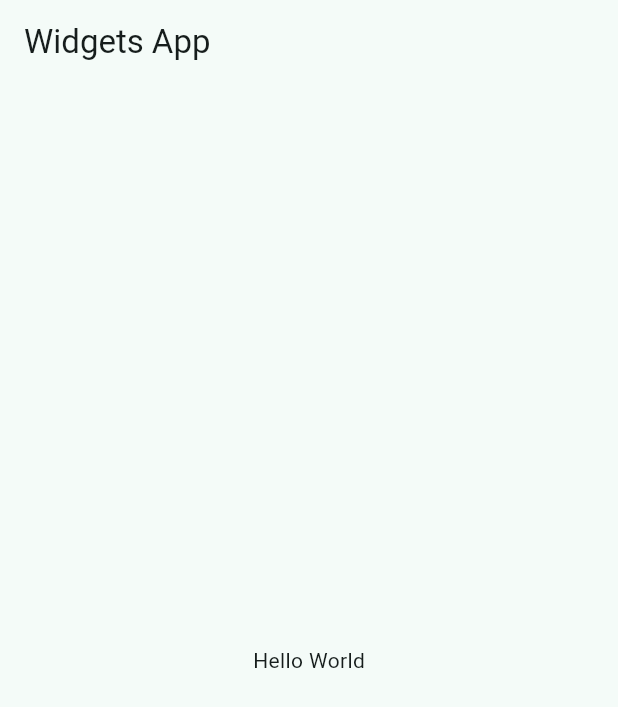
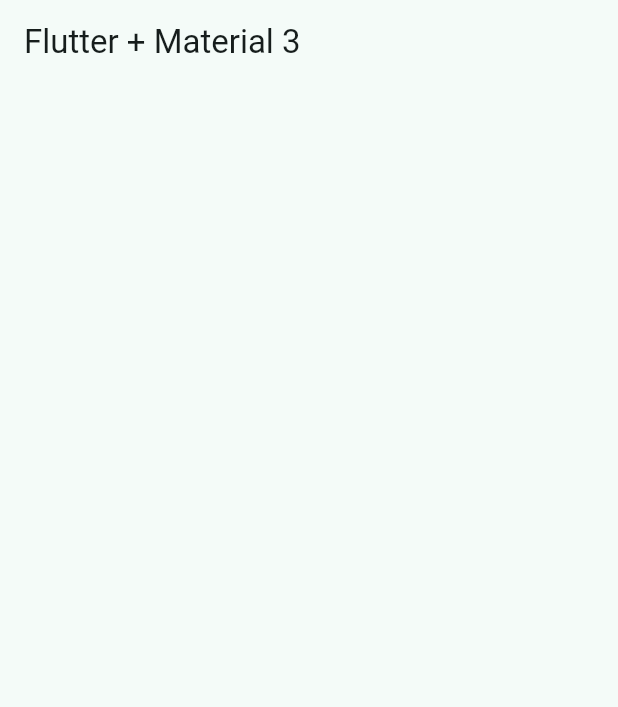
Before and after one commit to Frank076-web/widgets_app_flutter, a Flutter app: the screen it shows after launch, on a phone screen of 412 x 824 dp. Shown: the top 707 px of the screen. Run offline on Flutter 3.47's test engine with Material 3 defaults, Android fonts, the phone set to English and light mode, and no system bars.

Commit message:
creado home screen, agregado appbarTheme en estilos globales

```diff
--- a/lib/config/theme/app_theme.dart
+++ b/lib/config/theme/app_theme.dart
@@ -21,6 +21,7 @@ class AppTheme {
             'Selected color must be between 0 and ${colorList.length - 1}');
 
   ThemeData getThemeData() => ThemeData(
-        colorSchemeSeed: colorList[selectedColor],
-      );
+      useMaterial3: true,
+      colorSchemeSeed: colorList[selectedColor],
+      appBarTheme: const AppBarTheme(centerTitle: false));
 }
--- a/lib/main.dart
+++ b/lib/main.dart
@@ -1,5 +1,6 @@
 import 'package:flutter/material.dart';
 import 'package:widgets_app/config/index.dart';
+import 'package:widgets_app/presentation/screens/index.dart';
 
 void main() => runApp(const MyApp());
 
@@ -12,14 +13,7 @@ class MyApp extends StatelessWidget {
       debugShowCheckedModeBanner: false,
       title: 'Material App',
       theme: AppTheme(selectedColor: 1).getThemeData(),
-      home: Scaffold(
-        appBar: AppBar(
-          title: const Text('Widgets App'),
-        ),
-        body: const Center(
-          child: Text('Hello World'),
-        ),
-      ),
+        home: const HomeScreen()
     );
   }
 }
--- /dev/null
+++ b/lib/presentation/screens/home/home_screen.dart
@@ -0,0 +1,14 @@
+import 'package:flutter/material.dart';
+
+class HomeScreen extends StatelessWidget {
+  const HomeScreen({super.key});
+
+  @override
+  Widget build(BuildContext context) {
+    return Scaffold(
+      appBar: AppBar(
+        title: const Text('Flutter + Material 3'),
+      ),
+    );
+  }
+}
--- /dev/null
+++ b/lib/presentation/screens/home/index.dart
@@ -0,0 +1 @@
+export './home_screen.dart';
--- /dev/null
+++ b/lib/presentation/screens/index.dart
@@ -0,0 +1 @@
+export './home/index.dart';
```
Also changed, not shown: lib/config/menu/menu_items.dart (added, +29 -0 lines), lib/presentation/widgets/index.dart (added).
